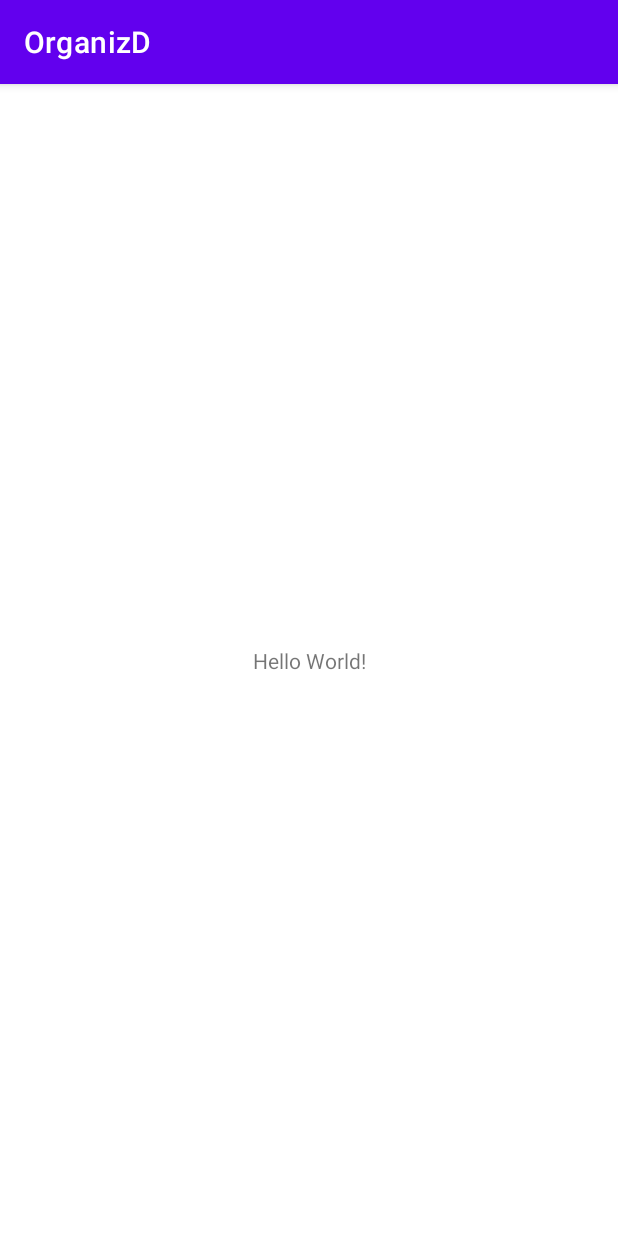
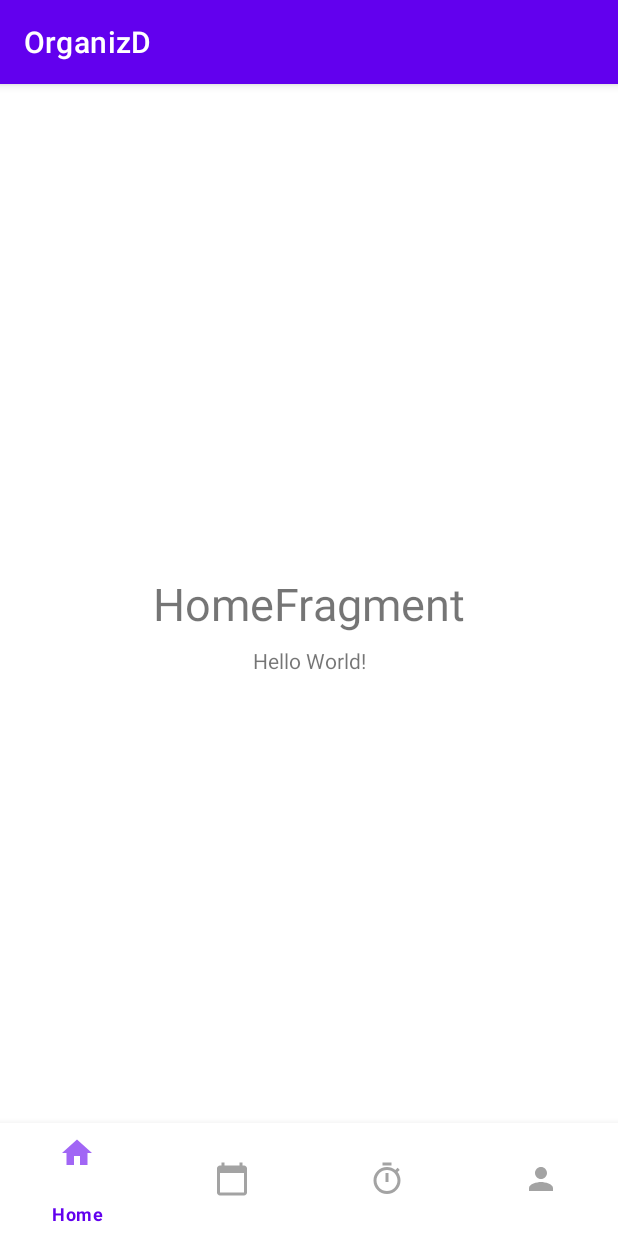
Before and after one commit to EndriSefaa/OrganizD, an Android app: the screen it shows after launch (MainActivity), on a phone screen of 412 x 824 dp. Run offline under Robolectric (Android 15) with nearby library versions, the phone set to English and light mode, and no system bars; 1 statement that could not run was skipped.

Commit message:
Collegamento fragment

```diff
--- /dev/null
+++ b/app/src/main/java/com/example/organizd/CalendarFragment.kt
@@ -0,0 +1,6 @@
+package com.example.organizd
+
+import androidx.fragment.app.Fragment
+
+class CalendarFragment : Fragment(R.layout.fragment_calendar) {
+}
--- /dev/null
+++ b/app/src/main/java/com/example/organizd/HomeFragment.kt
@@ -0,0 +1,6 @@
+package com.example.organizd
+
+import androidx.fragment.app.Fragment
+
+class HomeFragment : Fragment(R.layout.fragment_home) {
+}
--- a/app/src/main/java/com/example/organizd/MainActivity.kt
+++ b/app/src/main/java/com/example/organizd/MainActivity.kt
@@ -2,10 +2,30 @@ package com.example.organizd
 
 import androidx.appcompat.app.AppCompatActivity
 import android.os.Bundle
+import androidx.fragment.app.Fragment
+import com.google.android.material.bottomnavigation.BottomNavigationView
+
 
 class MainActivity : AppCompatActivity() {
     override fun onCreate(savedInstanceState: Bundle?) {
         super.onCreate(savedInstanceState)
         setContentView(R.layout.activity_main)
+
+        val homeFragment = HomeFragment()
+        val calendarFragment = CalendarFragment()
+        val timerFragment = TimerFragment()
+        val profileFragment = ProfileFragment()
+
+        setCurrentFragment(homeFragment)
+
+        bottomNavigationView
+
     }
+
+    private fun setCurrentFragment(fragment: Fragment) =
+        supportFragmentManager.beginTransaction().apply {
+            replace(R.id.flFragment, fragment)
+            commit()
+        }
+
 }
--- /dev/null
+++ b/app/src/main/java/com/example/organizd/ProfileFragment.kt
@@ -0,0 +1,6 @@
+package com.example.organizd
+
+import androidx.fragment.app.Fragment
+
+class ProfileFragment : Fragment(R.layout.fragment_profile) {
+}
--- /dev/null
+++ b/app/src/main/java/com/example/organizd/TimerFragment.kt
@@ -0,0 +1,6 @@
+package com.example.organizd
+
+import androidx.fragment.app.Fragment
+
+class TimerFragment : Fragment(R.layout.fragment_timer) {
+}
--- a/app/src/main/res/layout/activity_main.xml
+++ b/app/src/main/res/layout/activity_main.xml
@@ -7,6 +7,7 @@
     tools:context=".MainActivity">
 
     <TextView
+        android:id="@+id/textView"
         android:layout_width="wrap_content"
         android:layout_height="wrap_content"
         android:text="Hello World!"
@@ -15,4 +16,24 @@
         app:layout_constraintRight_toRightOf="parent"
         app:layout_constraintTop_toTopOf="parent" />
 
+    <FrameLayout
+        android:id="@+id/flFragment"
+        android:layout_width="match_parent"
+        android:layout_height="0dp"
+        app:layout_constraintBottom_toTopOf="@+id/bottomNavigationView"
+        app:layout_constraintEnd_toEndOf="parent"
+        app:layout_constraintHorizontal_bias="0.5"
+        app:layout_constraintStart_toStartOf="parent"
+        app:layout_constraintTop_toTopOf="parent" />
+
+    <com.google.android.material.bottomnavigation.BottomNavigationView
+        android:id="@+id/bottomNavigationView"
+        android:layout_width="match_parent"
+        android:layout_height="75dp"
+        app:layout_constraintBottom_toBottomOf="parent"
+        app:layout_constraintEnd_toEndOf="parent"
+        app:layout_constraintHorizontal_bias="0.5"
+        app:layout_constraintStart_toStartOf="parent"
+        app:menu="@menu/bottom_nav_menu" />
+
 </androidx.constraintlayout.widget.ConstraintLayout>
--- /dev/null
+++ b/app/src/main/res/layout/fragment_home.xml
@@ -0,0 +1,21 @@
+<?xml version="1.0" encoding="utf-8"?>
+<androidx.constraintlayout.widget.ConstraintLayout xmlns:android="http://schemas.android.com/apk/res/android"
+    xmlns:app="http://schemas.android.com/apk/res-auto"
+    xmlns:tools="http://schemas.android.com/tools"
+    android:layout_width="match_parent"
+    android:layout_height="match_parent"
+    tools:context=".MainActivity">
+
+    <TextView
+        android:id="@+id/tvHomeFragment"
+        android:layout_width="wrap_content"
+        android:layout_height="wrap_content"
+        android:text="HomeFragment"
+        android:textSize="30sp"
+        app:layout_constraintBottom_toBottomOf="parent"
+        app:layout_constraintEnd_toEndOf="parent"
+        app:layout_constraintHorizontal_bias="0.5"
+        app:layout_constraintStart_toStartOf="parent"
+        app:layout_constraintTop_toTopOf="parent" />
+
+</androidx.constraintlayout.widget.ConstraintLayout>
--- a/app/src/main/res/menu/bottom_nav_menu.xml
+++ b/app/src/main/res/menu/bottom_nav_menu.xml
@@ -1,6 +1,24 @@
 <?xml version="1.0" encoding="utf-8"?>
 <menu xmlns:android="http://schemas.android.com/apk/res/android">
 
+    <item
+        android:id="@+id/myHome"
+        android:title="Home"
+        android:icon="@drawable/ic_home"/>
 
+    <item
+        android:id="@+id/myCalendar"
+        android:title="Calendar"
+        android:icon="@drawable/ic_calendar"/>
+
+    <item
+        android:id="@+id/myTimer"
+        android:title="Timer"
+        android:icon="@drawable/ic_timer"/>
+
+    <item
+        android:id="@+id/myProfile"
+        android:title="Profile"
+        android:icon="@drawable/ic_profile"/>
 
 </menu>
```
Also changed, not shown: app/src/main/res/layout/fragment_calendar.xml (added, +22 -0 lines), app/src/main/res/layout/fragment_profile.xml (added, +21 -0 lines), app/src/main/res/layout/fragment_timer.xml (added, +21 -0 lines).
